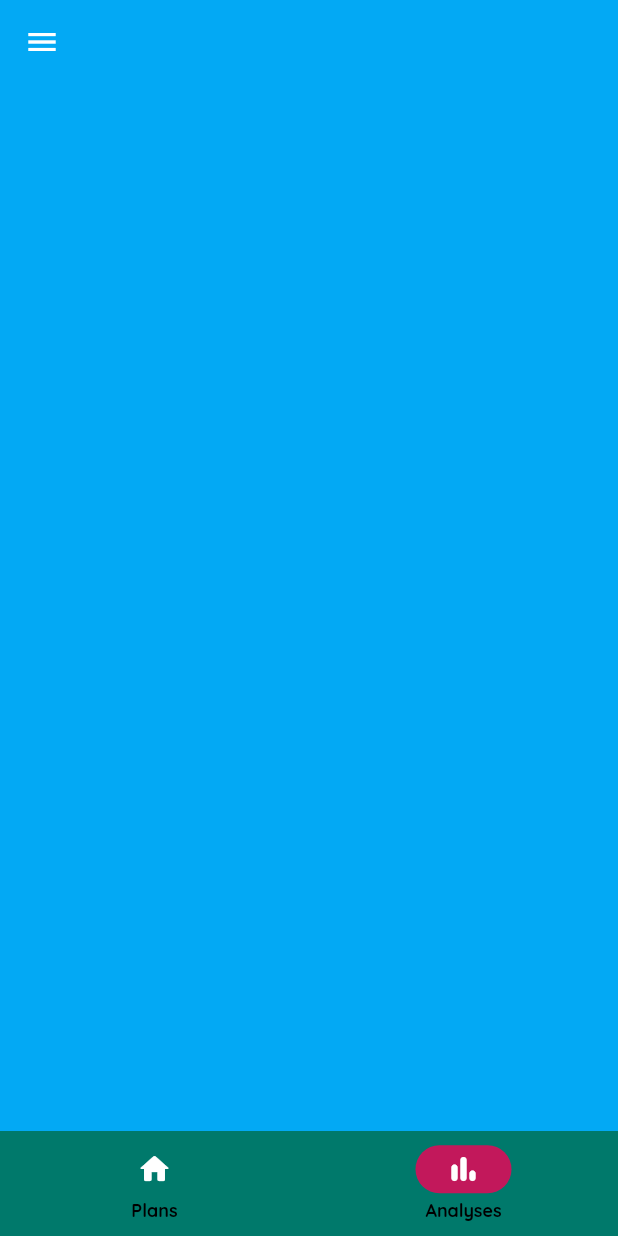
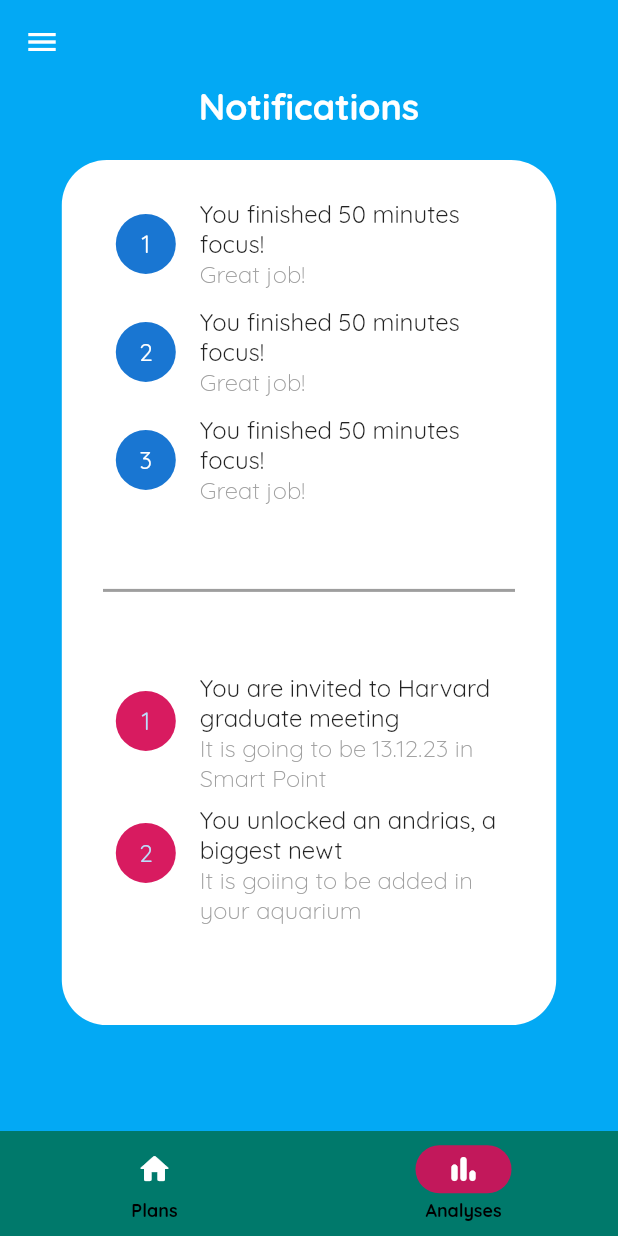
Before and after one commit to assanbayg/triton, a Flutter app: the screen it shows after launch, item 2 of the bottom bar chosen, on a phone screen of 412 x 824 dp. Run offline on Flutter 3.47's test engine with Material 2 defaults, Android fonts, the phone set to English and light mode, and no system bars; our stand-ins replace percent_indicator.

Commit message:
added notifications screen

```diff
--- a/lib/main.dart
+++ b/lib/main.dart
@@ -2,6 +2,7 @@ import 'package:flutter/material.dart';
 
 import './theme.dart';
 import './screens/navigation_bar_page.dart';
+import './screens/aquarium_page.dart';
 
 void main() {
   runApp(const MyApp());
@@ -20,6 +21,7 @@ class MyApp extends StatelessWidget {
       initialRoute: '/',
       routes: {
         NavigationBarPage.routeName: (context) => const NavigationBarPage(),
+        AquariumPage.routeName: (context) => const AquariumPage(),
       },
     );
   }
--- /dev/null
+++ b/lib/screens/analyses.dart
@@ -0,0 +1,22 @@
+import 'package:flutter/material.dart';
+
+class AnalysesPage extends StatelessWidget {
+  static const routeName = '/notifications';
+  const AnalysesPage({super.key});
+
+  @override
+  Widget build(BuildContext context) {
+    return Scaffold(
+      body: SingleChildScrollView(
+        child: Column(
+          children: [
+            Text(
+              'Notifications',
+              style: Theme.of(context).textTheme.headlineSmall,
+            ),
+          ],
+        ),
+      ),
+    );
+  }
+}
--- a/lib/screens/aquarium_page.dart
+++ b/lib/screens/aquarium_page.dart
@@ -4,8 +4,9 @@ import '../widgets/timer_widget.dart';
 import '../widgets/aquarium.dart';
 
 class AquariumPage extends StatelessWidget {
+  static const routeName = '/aquarim-page';
+
   const AquariumPage({super.key});
-
   @override
   Widget build(BuildContext context) {
     ThemeData theme = Theme.of(context);
--- a/lib/screens/navigation_bar_page.dart
+++ b/lib/screens/navigation_bar_page.dart
@@ -1,4 +1,5 @@
 import 'package:flutter/material.dart';
+import 'package:triton/screens/notifications.dart';
 
 import '../widgets/my_app_bar.dart';
 import '../widgets/main_drawer.dart';
@@ -16,7 +17,7 @@ class _NavigationBarPageState extends State<NavigationBarPage> {
   var selectedIndex = 0;
   static const List<Widget> screens = [
     AquariumPage(),
-    Center(),
+    Notifications(),
   ];
 
   @override
@@ -26,7 +27,7 @@ class _NavigationBarPageState extends State<NavigationBarPage> {
 
     return Scaffold(
       appBar: MyAppBar(theme: theme, mediaQuery: mediaQuery),
-      drawer: MainDrawer(),
+      drawer: const MainDrawer(),
       body: screens[selectedIndex],
       bottomNavigationBar: NavigationBarTheme(
         data: NavigationBarThemeData(
--- /dev/null
+++ b/lib/screens/notifications.dart
@@ -0,0 +1,97 @@
+import 'package:flutter/material.dart';
+
+class Notifications extends StatefulWidget {
+  static const routeName = '/notifications';
+  const Notifications({super.key});
+
+  @override
+  State<Notifications> createState() => _NotificationsState();
+}
+
+class _NotificationsState extends State<Notifications> {
+  @override
+  Widget build(BuildContext context) {
+    final ThemeData theme = Theme.of(context);
+    final MediaQueryData mediaQuery = MediaQuery.of(context);
+    var i = 0, j = 0;
+    Widget buildListTile(String title, String subtitle) {
+      setState(() {
+        i++;
+      });
+      return ListTile(
+        leading: CircleAvatar(child: Text(i.toString())),
+        title: Text(
+          title,
+        ),
+        subtitle: Text(
+          subtitle,
+          style: theme.textTheme.bodySmall,
+        ),
+      );
+    }
+
+    Widget buildAchievmentsTile(String title, String subtitle) {
+      setState(() {
+        j++;
+      });
+      return ListTile(
+        leading: CircleAvatar(
+            backgroundColor: Colors.pink.shade600, child: Text(j.toString())),
+        title: Text(
+          title,
+        ),
+        subtitle: Text(
+          subtitle,
+          style: theme.textTheme.bodySmall,
+        ),
+      );
+    }
+
+    return Scaffold(
+      body: Row(
+        mainAxisAlignment: MainAxisAlignment.center,
+        children: [
+          Column(
+            children: [
+              Text('Notifications',
+                  style: Theme.of(context).textTheme.headlineSmall),
+              SizedBox(height: mediaQuery.size.height * 0.025),
+              Container(
+                width: mediaQuery.size.width * 0.8,
+                height: mediaQuery.size.height * 0.7,
+                padding: const EdgeInsets.all(20),
+                decoration: BoxDecoration(
+                  color: Colors.white,
+                  borderRadius: BorderRadius.circular(30),
+                ),
+                child: SingleChildScrollView(
+                    child: Column(
+                  children: [
+                    buildListTile(
+                        'You finished 50 minutes focus!', 'Great job!'),
+                    buildListTile(
+                        'You finished 50 minutes focus!', 'Great job!'),
+                    buildListTile(
+                        'You finished 50 minutes focus!', 'Great job!'),
+                    Container(
+                      height: 2,
+                      width: mediaQuery.size.width / 1.5,
+                      margin: const EdgeInsets.symmetric(vertical: 50),
+                      color: Colors.grey,
+                    ),
+                    buildAchievmentsTile(
+                        'You are invited to Harvard graduate meeting',
+                        'It is going to be 13.12.23 in Smart Point'),
+                    buildAchievmentsTile(
+                        'You unlocked an andrias, a biggest newt',
+                        'It is goiing to be added in your aquarium'),
+                  ],
+                )),
+              ),
+            ],
+          ),
+        ],
+      ),
+    );
+  }
+}
--- a/lib/theme.dart
+++ b/lib/theme.dart
@@ -13,15 +13,16 @@ ThemeData basisTheme() => ThemeData(
       scaffoldBackgroundColor: Colors.lightBlue,
       fontFamily: fontNameDefault,
       textTheme: const TextTheme(
-        bodyMedium: TextStyle(color: Colors.black, fontSize: 16),
+        bodySmall: TextStyle(
+            color: Colors.grey, fontSize: 16, fontWeight: FontWeight.w300),
+        bodyMedium: TextStyle(color: Colors.white60, fontSize: 16),
         bodyLarge: TextStyle(
           color: Colors.black,
           fontSize: 18,
           fontWeight: FontWeight.w500,
         ),
-        headlineSmall: TextStyle(
-            color: Color.fromARGB(255, 34, 51, 59),
-            fontWeight: FontWeight.w700),
+        headlineSmall:
+            TextStyle(color: Colors.white, fontWeight: FontWeight.w700),
         headlineLarge:
             TextStyle(color: Colors.blue, fontWeight: FontWeight.w700),
       ),
@@ -40,7 +41,10 @@ ThemeData basisTheme() => ThemeData(
         style: TextButton.styleFrom(
           //foregroundColor: Colors.white,
           textStyle: const TextStyle(
-              fontSize: 15, decoration: TextDecoration.underline),
+            fontFamily: 'Quicksand',
+            fontSize: 15,
+            decoration: TextDecoration.underline,
+          ),
         ),
       ),
     );
--- a/lib/widgets/main_drawer.dart
+++ b/lib/widgets/main_drawer.dart
@@ -1,6 +1,10 @@
 import 'package:flutter/material.dart';
 
+import '../screens/notifications.dart';
+
 class MainDrawer extends StatelessWidget {
+  const MainDrawer({super.key});
+
   Widget buildListTile(String title, IconData icon, Function()? tapHandler) {
     return ListTile(
       title: Text(
@@ -37,8 +41,8 @@ class MainDrawer extends StatelessWidget {
         buildListTile('Aquarium', Icons.check_box_outline_blank_sharp,
             () => Navigator.of(context).pushReplacementNamed('/')),
         buildListTile('Notifications', Icons.notifications,
-            () => Navigator.of(context).pushReplacementNamed('/')),
-        buildListTile('Filters', Icons.settings, () => print('')),
+            () => Navigator.of(context).pushNamed(Notifications.routeName)),
+        buildListTile('Settings', Icons.settings, () => null),
       ]),
     );
   }
--- a/lib/widgets/timer_widget.dart
+++ b/lib/widgets/timer_widget.dart
@@ -1,6 +1,7 @@
 import 'dart:async';
 import 'package:flutter/material.dart';
-import 'package:percent_indicator/circular_percent_indicator.dart';
+import 'package:percent_indicator/circular_percent_indicator.dart'
+    show CircularPercentIndicator;
 
 class TimerWidget extends StatefulWidget {
   final MediaQueryData mediaQuery;
@@ -11,7 +12,7 @@ class TimerWidget extends StatefulWidget {
 }
 
 class _TimerWidgetState extends State<TimerWidget> {
-  int _timerDuration = 1; // Duration in minutes
+  int _timerDuration = 30; // Duration in minutes
   int _elapsedSeconds = 0;
   Timer? _timer;
 
```
